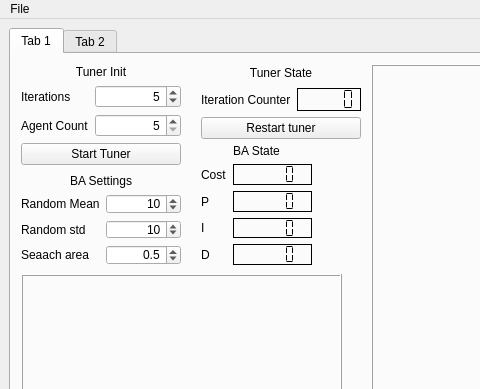
Above: uis/GUI_v1.ui from JakubBurczyk/Evolutionary_PID_Tuner before the change; both pictures show x 0 to 480 and y 0 to 389 of the 876 by 520 pixel window. Below: the same form after it.
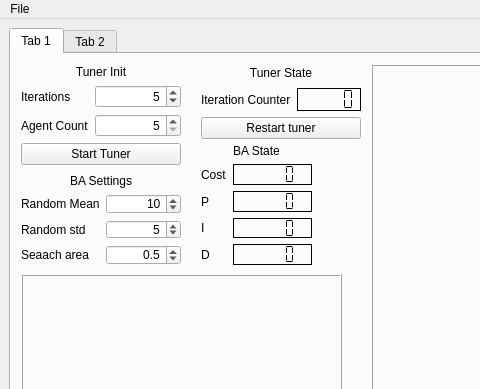
That is the form after the change.

Commit message: changed defualt std

The edit to the form file:
```diff
--- a/uis/GUI_v1.ui
+++ b/uis/GUI_v1.ui
@@ -223,7 +223,7 @@
               <number>999999999</number>
              </property>
              <property name="value">
-              <number>10</number>
+              <number>5</number>
              </property>
             </widget>
            </item>
```
The commit also changes 1 other file.
